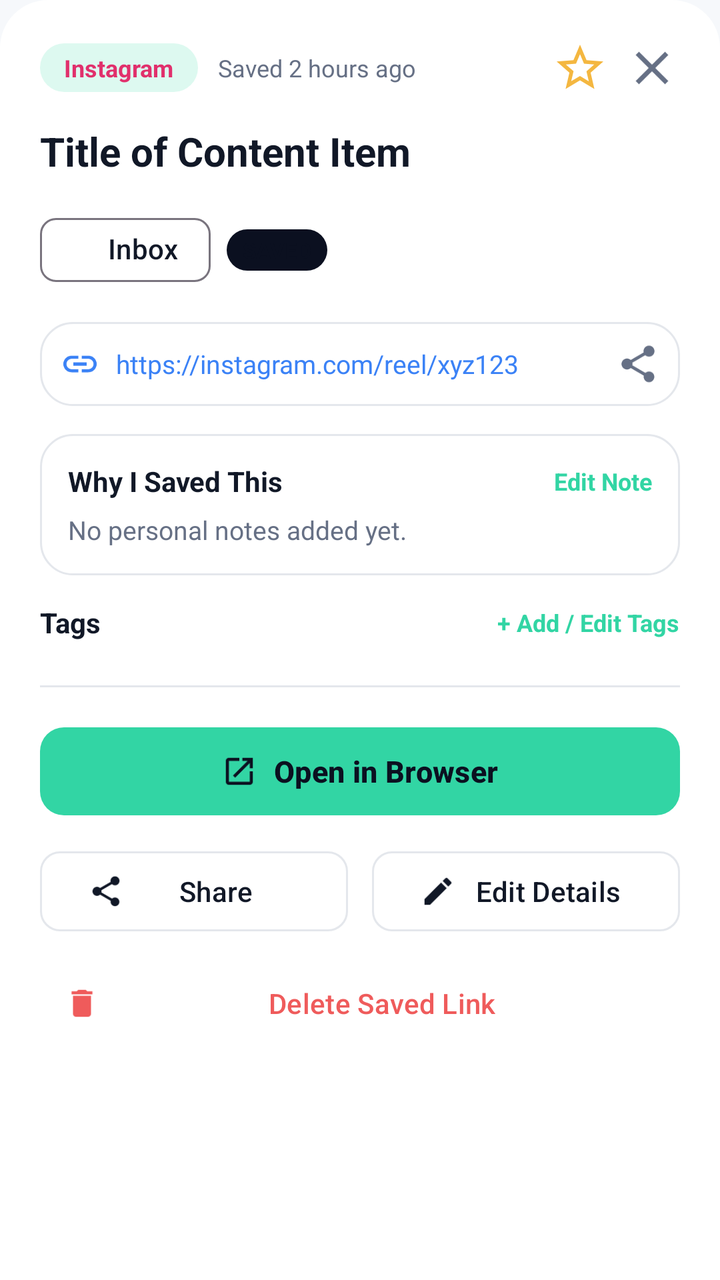
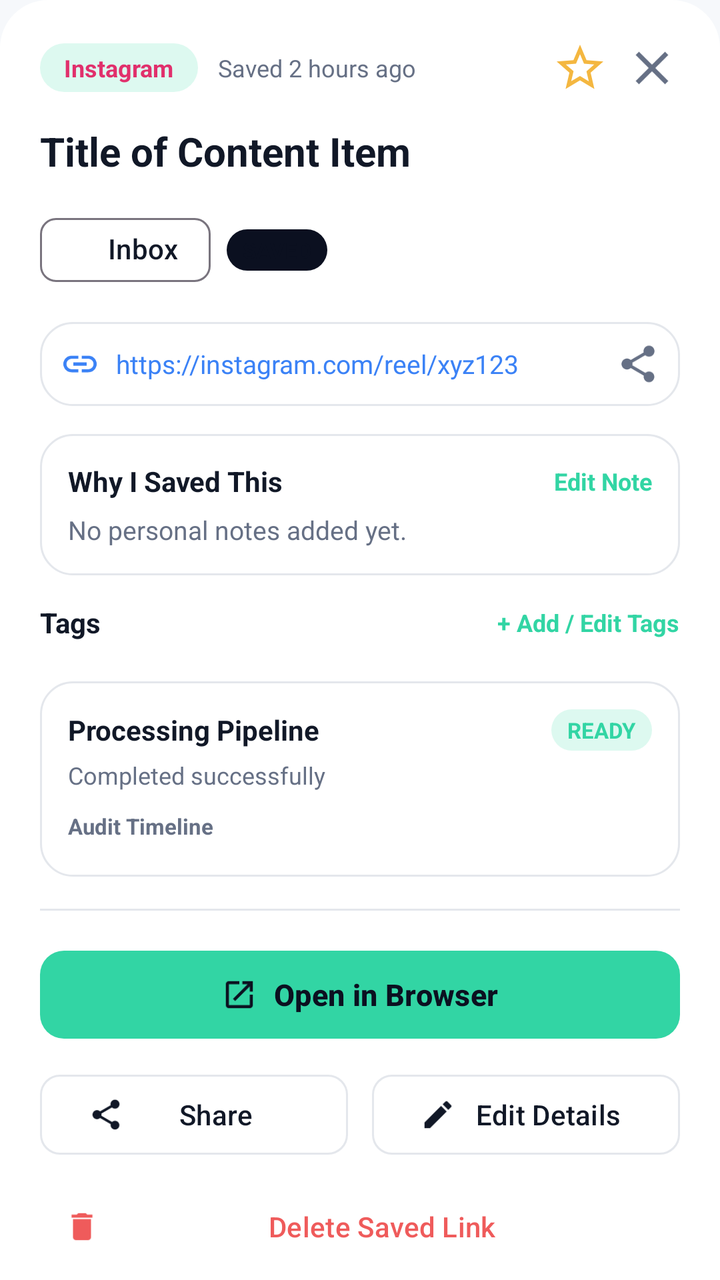

An Android layout rendered at two revisions. The XML below is the earlier revision; the diff shows what the commit changed to produce the second picture.
<!-- AndroidManifest.xml: application theme Theme.Hifadhio -->
<!-- res/layout/dialog_content_detail.xml -->
<?xml version="1.0" encoding="utf-8"?>
<androidx.core.widget.NestedScrollView
    xmlns:android="http://schemas.android.com/apk/res/android"
    xmlns:app="http://schemas.android.com/apk/res-auto"
    android:layout_width="match_parent"
    android:layout_height="wrap_content"
    android:background="@drawable/bg_bottom_sheet"
    android:fillViewport="true">

    <LinearLayout
        android:layout_width="match_parent"
        android:layout_height="wrap_content"
        android:orientation="vertical"
        android:padding="20dp">

        
        <LinearLayout
            android:layout_width="match_parent"
            android:layout_height="wrap_content"
            android:gravity="center_vertical"
            android:orientation="horizontal">

            <TextView
                android:id="@+id/tv_detail_platform"
                android:layout_width="wrap_content"
                android:layout_height="wrap_content"
                android:background="@drawable/bg_pill_badge"
                android:paddingStart="12dp"
                android:paddingEnd="12dp"
                android:paddingTop="4dp"
                android:paddingBottom="4dp"
                android:text="Instagram"
                android:textColor="@color/platform_instagram"
                android:textSize="12sp"
                android:textStyle="bold" />

            <TextView
                android:id="@+id/tv_detail_date"
                android:layout_width="0dp"
                android:layout_height="wrap_content"
                android:layout_marginStart="10dp"
                android:layout_weight="1"
                android:text="Saved 2 hours ago"
                android:textColor="@color/text_secondary"
                android:textSize="12sp" />

            <ImageView
                android:id="@+id/btn_detail_fav"
                android:layout_width="28dp"
                android:layout_height="28dp"
                android:layout_marginEnd="8dp"
                android:contentDescription="Favorite"
                android:src="@drawable/ic_star_outline"
                app:tint="@color/amber" />

            <ImageView
                android:id="@+id/btn_detail_close"
                android:layout_width="28dp"
                android:layout_height="28dp"
                android:contentDescription="Close"
                android:src="@drawable/ic_close"
                app:tint="@color/text_secondary" />
        </LinearLayout>

        
        <TextView
            android:id="@+id/tv_detail_title"
            android:layout_width="match_parent"
            android:layout_height="wrap_content"
            android:layout_marginTop="14dp"
            android:text="Title of Content Item"
            android:textColor="@color/text_primary"
            android:textSize="20sp"
            android:textStyle="bold" />

        
        <TextView
            android:id="@+id/tv_detail_original_title"
            android:layout_width="match_parent"
            android:layout_height="wrap_content"
            android:layout_marginTop="3dp"
            android:text="Original: Extracted Title"
            android:textColor="@color/text_secondary"
            android:textSize="12sp"
            android:visibility="gone" />

        
        <LinearLayout
            android:layout_width="match_parent"
            android:layout_height="wrap_content"
            android:layout_marginTop="12dp"
            android:gravity="center_vertical"
            android:orientation="horizontal">

            <com.google.android.material.chip.Chip
                android:id="@+id/chip_detail_collection"
                style="@style/Widget.Material3.Chip.Assist"
                android:layout_width="wrap_content"
                android:layout_height="wrap_content"
                app:chipIcon="@drawable/ic_library"
                android:text="Inbox" />

            <TextView
                android:id="@+id/tv_detail_status"
                android:layout_width="wrap_content"
                android:layout_height="wrap_content"
                android:layout_marginStart="8dp"
                android:background="@drawable/bg_chip_selected"
                android:paddingStart="8dp"
                android:paddingEnd="8dp"
                android:paddingTop="3dp"
                android:paddingBottom="3dp"
                android:text="SAVED"
                android:textColor="@color/primary_navy"
                android:textSize="11sp"
                android:textStyle="bold" />
        </LinearLayout>

        
        <LinearLayout
            android:layout_width="match_parent"
            android:layout_height="wrap_content"
            android:layout_marginTop="12dp"
            android:background="@drawable/bg_rounded_card"
            android:gravity="center_vertical"
            android:orientation="horizontal"
            android:padding="10dp">

            <ImageView
                android:layout_width="20dp"
                android:layout_height="20dp"
                android:src="@drawable/ic_link"
                app:tint="@color/blue" />

            <TextView
                android:id="@+id/tv_detail_url"
                android:layout_width="0dp"
                android:layout_height="wrap_content"
                android:layout_marginStart="8dp"
                android:layout_weight="1"
                android:ellipsize="middle"
                android:singleLine="true"
                android:text="https://instagram.com/reel/xyz123"
                android:textColor="@color/blue"
                android:textSize="13sp" />

            <ImageView
                android:id="@+id/btn_detail_copy_url"
                android:layout_width="22dp"
                android:layout_height="22dp"
                android:layout_marginStart="8dp"
                android:contentDescription="Copy Link"
                android:src="@drawable/ic_share"
                app:tint="@color/text_secondary" />
        </LinearLayout>

        
        <LinearLayout
            android:id="@+id/layout_detail_notes"
            android:layout_width="match_parent"
            android:layout_height="wrap_content"
            android:layout_marginTop="14dp"
            android:background="@drawable/bg_rounded_card"
            android:orientation="vertical"
            android:padding="14dp">

            <LinearLayout
                android:layout_width="match_parent"
                android:layout_height="wrap_content"
                android:gravity="center_vertical"
                android:orientation="horizontal">

                <TextView
                    android:layout_width="0dp"
                    android:layout_height="wrap_content"
                    android:layout_weight="1"
                    android:text="Why I Saved This"
                    android:textColor="@color/text_primary"
                    android:textSize="14sp"
                    android:textStyle="bold" />

                <TextView
                    android:id="@+id/btn_detail_edit_note"
                    android:layout_width="wrap_content"
                    android:layout_height="wrap_content"
                    android:text="Edit Note"
                    android:textColor="@color/mint"
                    android:textSize="12sp"
                    android:textStyle="bold" />
            </LinearLayout>

            <TextView
                android:id="@+id/tv_detail_notes"
                android:layout_width="match_parent"
                android:layout_height="wrap_content"
                android:layout_marginTop="6dp"
                android:text="No personal notes added yet."
                android:textColor="@color/text_secondary"
                android:textSize="13sp" />
        </LinearLayout>

        
        <LinearLayout
            android:layout_width="match_parent"
            android:layout_height="wrap_content"
            android:layout_marginTop="14dp"
            android:gravity="center_vertical"
            android:orientation="horizontal">

            <TextView
                android:layout_width="0dp"
                android:layout_height="wrap_content"
                android:layout_weight="1"
                android:text="Tags"
                android:textColor="@color/text_primary"
                android:textSize="14sp"
                android:textStyle="bold" />

            <TextView
                android:id="@+id/btn_detail_add_tag"
                android:layout_width="wrap_content"
                android:layout_height="wrap_content"
                android:text="+ Add / Edit Tags"
                android:textColor="@color/mint"
                android:textSize="12sp"
                android:textStyle="bold" />
        </LinearLayout>

        <com.google.android.material.chip.ChipGroup
            android:id="@+id/chip_group_detail_tags"
            android:layout_width="match_parent"
            android:layout_height="wrap_content"
            android:layout_marginTop="6dp" />

        
        <View
            android:layout_width="match_parent"
            android:layout_height="1dp"
            android:layout_marginTop="16dp"
            android:layout_marginBottom="16dp"
            android:background="@color/divider" />

        
        <com.google.android.material.button.MaterialButton
            android:id="@+id/btn_detail_open"
            android:layout_width="match_parent"
            android:layout_height="52dp"
            android:text="Open in Browser"
            android:textColor="@color/primary_navy"
            android:textSize="15sp"
            android:textStyle="bold"
            app:backgroundTint="@color/mint"
            app:cornerRadius="12dp"
            app:icon="@drawable/ic_open"
            app:iconGravity="textStart"
            app:iconTint="@color/primary_navy" />

        <LinearLayout
            android:layout_width="match_parent"
            android:layout_height="wrap_content"
            android:layout_marginTop="10dp"
            android:orientation="horizontal">

            <com.google.android.material.button.MaterialButton
                android:id="@+id/btn_detail_share"
                style="@style/Widget.Material3.Button.OutlinedButton"
                android:layout_width="0dp"
                android:layout_height="48dp"
                android:layout_marginEnd="6dp"
                android:layout_weight="1"
                android:text="Share"
                android:textColor="@color/text_primary"
                app:cornerRadius="10dp"
                app:icon="@drawable/ic_share"
                app:iconTint="@color/text_primary"
                app:strokeColor="@color/divider" />

            <com.google.android.material.button.MaterialButton
                android:id="@+id/btn_detail_edit_all"
                style="@style/Widget.Material3.Button.OutlinedButton"
                android:layout_width="0dp"
                android:layout_height="48dp"
                android:layout_marginStart="6dp"
                android:layout_weight="1"
                android:text="Edit Details"
                android:textColor="@color/text_primary"
                app:cornerRadius="10dp"
                app:icon="@drawable/ic_edit"
                app:iconTint="@color/text_primary"
                app:strokeColor="@color/divider" />
        </LinearLayout>

        <com.google.android.material.button.MaterialButton
            android:id="@+id/btn_detail_delete"
            style="@style/Widget.Material3.Button.TextButton"
            android:layout_width="match_parent"
            android:layout_height="wrap_content"
            android:layout_marginTop="8dp"
            android:text="Delete Saved Link"
            android:textColor="@color/danger"
            app:icon="@drawable/ic_delete"
            app:iconTint="@color/danger" />

    </LinearLayout>
</androidx.core.widget.NestedScrollView>
<!-- resources referenced by this layout -->
<resources>
  <color name="amber">#F4B740</color>
  <color name="blue">#3B82F6</color>
  <color name="danger">#EF5B5B</color>
  <color name="divider">#E4E7EC</color>
  <color name="mint">#32D5A4</color>
  <color name="platform_instagram">#E1306C</color>
  <color name="primary_navy">#0B1020</color>
  <color name="text_primary">#111827</color>
  <color name="text_secondary">#667085</color>
  <!-- drawable bg_bottom_sheet (drawable) -->
  <shape xmlns:android="http://schemas.android.com/apk/res/android"
      android:shape="rectangle">
      <solid android:color="@color/surface" />
      <corners
          android:topLeftRadius="24dp"
          android:topRightRadius="24dp" />
  </shape>
  <!-- drawable bg_chip_selected (drawable) -->
  <shape xmlns:android="http://schemas.android.com/apk/res/android"
      android:shape="rectangle">
      <solid android:color="@color/primary_navy" />
      <corners android:radius="999dp" />
  </shape>
  <!-- drawable bg_pill_badge (drawable) -->
  <shape xmlns:android="http://schemas.android.com/apk/res/android"
      android:shape="rectangle">
      <solid android:color="@color/mint_soft" />
      <corners android:radius="999dp" />
  </shape>
  <!-- drawable bg_rounded_card (drawable) -->
  <shape xmlns:android="http://schemas.android.com/apk/res/android"
      android:shape="rectangle">
      <solid android:color="@color/surface" />
      <corners android:radius="16dp" />
      <stroke android:width="1dp" android:color="@color/divider" />
  </shape>
  <!-- drawable ic_close (drawable) -->
  <vector xmlns:android="http://schemas.android.com/apk/res/android"
      android:width="24dp"
      android:height="24dp"
      android:viewportWidth="24"
      android:viewportHeight="24">
    <path
        android:fillColor="@android:color/white"
        android:pathData="M19,6.41L17.59,5 12,10.59 6.41,5 5,6.41 10.59,12 5,17.59 6.41,19 12,13.41 17.59,19 19,17.59 13.41,12z"/>
  </vector>
  <!-- drawable ic_delete (drawable) -->
  <vector xmlns:android="http://schemas.android.com/apk/res/android"
      android:width="24dp"
      android:height="24dp"
      android:viewportWidth="24"
      android:viewportHeight="24">
    <path
        android:fillColor="@android:color/white"
        android:pathData="M6,19c0,1.1 0.9,2 2,2h8c1.1,0 2,-0.9 2,-2V7H6v12zM19,4h-3.5l-1,-1h-5l-1,1H5v2h14V4z"/>
  </vector>
  <!-- drawable ic_open (drawable) -->
  <vector xmlns:android="http://schemas.android.com/apk/res/android"
      android:width="24dp"
      android:height="24dp"
      android:viewportWidth="24"
      android:viewportHeight="24">
    <path
        android:fillColor="@android:color/white"
        android:pathData="M19,19H5V5h7V3H5c-1.11,0 -2,0.9 -2,2v14c0,1.1 0.89,2 2,2h14c1.1,0 2,-0.9 2,-2v-7h-2v7zM14,3v2h3.59l-9.83,9.83 1.41,1.41L19,6.41V10h2V3h-7z"/>
  </vector>
  <color name="surface">#FFFFFF</color>
  <color name="mint_soft">#DDF9F0</color>
  <color name="success">#20B486</color>
  <color name="white">#FFFFFF</color>
  <color name="background">#F6F8FB</color>
  <style name="Widget.Hifadhio.PopupMenu" parent="Widget.Material3.PopupMenu">
          <item name="android:popupBackground">@drawable/bg_popup_menu</item>
          <item name="android:popupElevation">8dp</item>
          <item name="android:textColor">@color/text_primary</item>
          <item name="android:dropDownVerticalOffset">4dp</item>
      </style>
  <!-- drawable bg_popup_menu (drawable) -->
  <?xml version="1.0" encoding="utf-8"?>
  <shape xmlns:android="http://schemas.android.com/apk/res/android"
      android:shape="rectangle">
      <solid android:color="@color/surface" />
      <corners android:radius="12dp" />
      <stroke
          android:width="1dp"
          android:color="@color/divider" />
  </shape>
  <style name="TextAppearance.Hifadhio.PopupItem" parent="TextAppearance.Material3.BodyMedium">
          <item name="android:textColor">@color/text_primary</item>
          <item name="android:textSize">14sp</item>
      </style>
  <!-- unchanged entries left out for length: 7 -->
</resources>

<!-- the commit's change to res/layout/dialog_content_detail.xml (unified diff, before → after) -->
@@ -231,6 +231,92 @@
             android:layout_width="match_parent"
             android:layout_height="wrap_content"
             android:layout_marginTop="6dp" />
+
+        
+        <LinearLayout
+            android:id="@+id/layout_detail_processing"
+            android:layout_width="match_parent"
+            android:layout_height="wrap_content"
+            android:layout_marginTop="14dp"
+            android:background="@drawable/bg_rounded_card"
+            android:orientation="vertical"
+            android:padding="14dp">
+
+            <LinearLayout
+                android:layout_width="match_parent"
+                android:layout_height="wrap_content"
+                android:gravity="center_vertical"
+                android:orientation="horizontal">
+
+                <TextView
+                    android:layout_width="0dp"
+                    android:layout_height="wrap_content"
+                    android:layout_weight="1"
+                    android:text="Processing Pipeline"
+                    android:textColor="@color/text_primary"
+                    android:textSize="14sp"
+                    android:textStyle="bold" />
+
+                <TextView
+                    android:id="@+id/tv_detail_job_status"
+                    android:layout_width="wrap_content"
+                    android:layout_height="wrap_content"
+                    android:background="@drawable/bg_pill_badge"
+                    android:paddingStart="8dp"
+                    android:paddingEnd="8dp"
+                    android:paddingTop="3dp"
+                    android:paddingBottom="3dp"
+                    android:text="READY"
+                    android:textColor="@color/mint"
+                    android:textSize="11sp"
+                    android:textStyle="bold" />
+            </LinearLayout>
+
+            <TextView
+                android:id="@+id/tv_detail_job_message"
+                android:layout_width="match_parent"
+                android:layout_height="wrap_content"
+                android:layout_marginTop="4dp"
+                android:text="Completed successfully"
+                android:textColor="@color/text_secondary"
+                android:textSize="12sp" />
+
+            <com.google.android.material.button.MaterialButton
+                android:id="@+id/btn_detail_retry_job"
+                style="@style/Widget.Material3.Button.OutlinedButton"
+                android:layout_width="wrap_content"
+                android:layout_height="36dp"
+                android:layout_marginTop="8dp"
+                android:insetTop="0dp"
+                android:insetBottom="0dp"
+                android:paddingStart="10dp"
+                android:paddingEnd="12dp"
+                android:text="Retry Processing"
+                android:textColor="@color/mint"
+                android:textSize="12sp"
+                app:icon="@drawable/ic_share"
+                app:iconSize="14dp"
+                app:iconTint="@color/mint"
+                app:strokeColor="@color/mint"
+                android:visibility="gone" />
+
+            
+            <TextView
+                android:layout_width="match_parent"
+                android:layout_height="wrap_content"
+                android:layout_marginTop="10dp"
+                android:text="Audit Timeline"
+                android:textColor="@color/text_secondary"
+                android:textSize="11sp"
+                android:textStyle="bold" />
+
+            <LinearLayout
+                android:id="@+id/layout_detail_events_list"
+                android:layout_width="match_parent"
+                android:layout_height="wrap_content"
+                android:layout_marginTop="4dp"
+                android:orientation="vertical" />
+        </LinearLayout>
 
         
         <View
